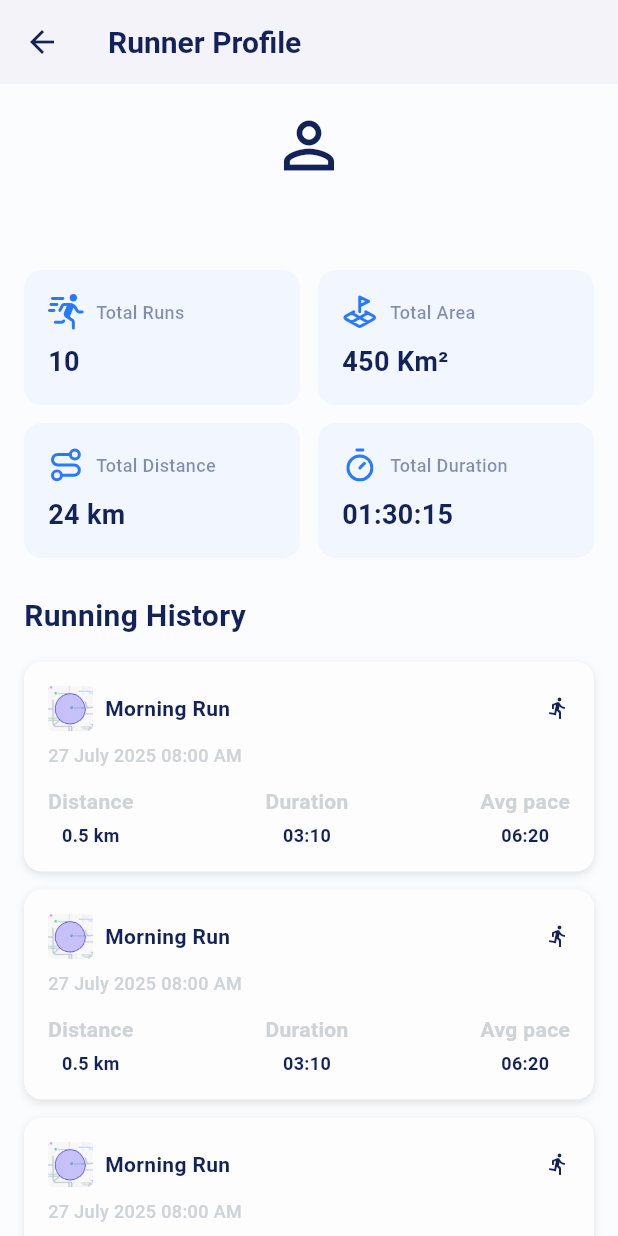
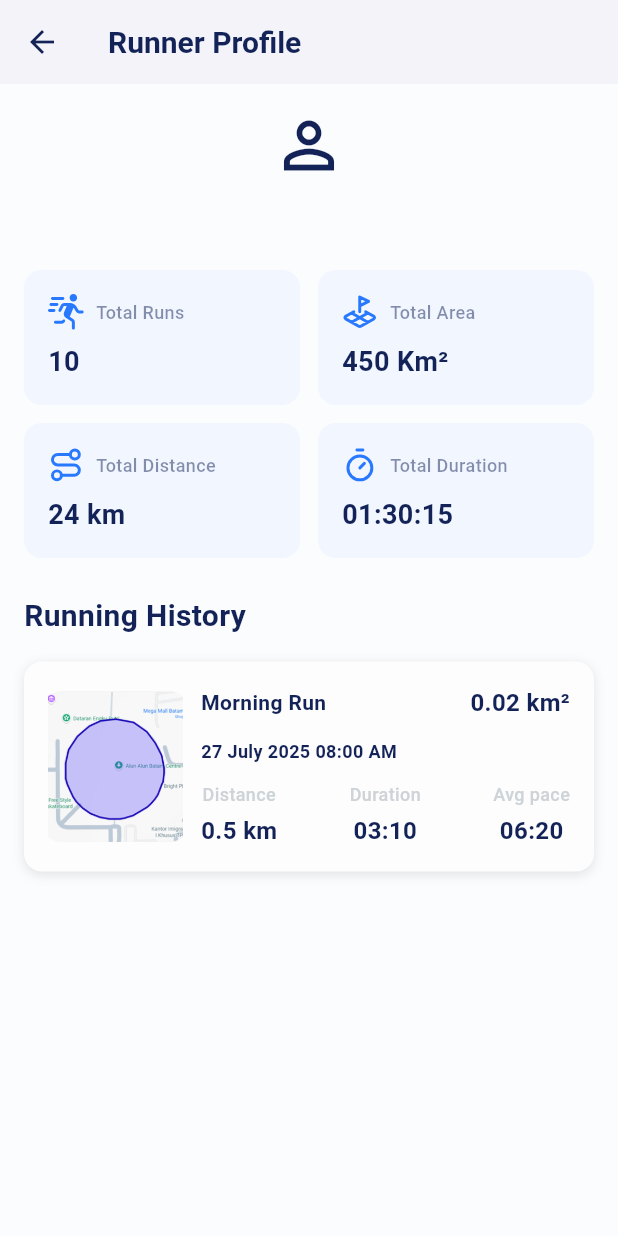
Before and after one commit to galihtra/turun, a Flutter app: the RunnerProfilePage screen opened directly with empty values, on a phone screen of 412 x 824 dp. Run offline on Flutter 3.47's test engine with Material 3 defaults, Android fonts, the phone set to English and light mode, and no system bars; our stand-ins replace flutter_dotenv, flutter_screenutil, flutter_svg, gap, google_fonts, google_maps_flutter and 2 more; accounts and stored records are empty.

Commit message:
ui finished

```diff
--- a/lib/pages/territory_leaderboard/runner_profile_page.dart
+++ b/lib/pages/territory_leaderboard/runner_profile_page.dart
@@ -40,9 +40,9 @@ class RunnerProfilePage extends StatelessWidget {
                   const Icon(
                     Icons.person_outline,
                     color: AppColors.deepBlue,
-                    size: 50, // Menggunakan nilai langsung sebagai fallback
+                    size: 50,
                   ),
-                  const SizedBox(height: 8), // Fallback untuk AppGaps.kGap8
+                  const SizedBox(height: 8),
                   Text(
                     runnerName,
                     style: AppStyles.title3SemiBold.copyWith(
@@ -52,7 +52,7 @@ class RunnerProfilePage extends StatelessWidget {
                 ],
               ),
             ),
-            const SizedBox(height: 24), // Fallback untuk AppGaps.kGap24
+            const SizedBox(height: 24),
             Row(
               children: [
                 Expanded(
@@ -62,7 +62,7 @@ class RunnerProfilePage extends StatelessWidget {
                     value: "10",
                   ),
                 ),
-                const SizedBox(width: 12), // Fallback untuk AppGaps.kGap12
+                const SizedBox(width: 12),
                 Expanded(
                   child: _buildStatCard(
                     icon: AppIcons.totalArea,
@@ -72,7 +72,7 @@ class RunnerProfilePage extends StatelessWidget {
                 ),
               ],
             ),
-            const SizedBox(height: 12), // Fallback untuk AppGaps.kGap12
+            const SizedBox(height: 12),
             Row(
               children: [
                 Expanded(
@@ -82,7 +82,7 @@ class RunnerProfilePage extends StatelessWidget {
                     value: "24 km",
                   ),
                 ),
-                const SizedBox(width: 12), // Fallback untuk AppGaps.kGap12
+                const SizedBox(width: 12),
                 Expanded(
                   child: _buildStatCard(
                     icon: AppIcons.totalDuration,
@@ -92,25 +92,20 @@ class RunnerProfilePage extends StatelessWidget {
                 ),
               ],
             ),
-            const SizedBox(height: 24), // Fallback untuk AppGaps.kGap24
+            const SizedBox(height: 24),
             Text(
               "Running History",
               style:
                   AppStyles.title2SemiBold.copyWith(color: AppColors.deepBlue),
             ),
-            const SizedBox(height: 16), // Fallback untuk AppGaps.kGap16
-            ListView.separated(
-              physics: const NeverScrollableScrollPhysics(),
-              shrinkWrap: true,
-              itemCount: 6,
-              separatorBuilder: (context, index) => const SizedBox(height: 12),
-              itemBuilder: (context, index) => _buildRunHistoryItem(
+            const SizedBox(height: 16),
+            _buildRunHistoryItem(
               title: "Morning Run",
               date: "27 July 2025 08:00 AM",
               distance: "0.5 km",
               duration: "03:10",
               avgPace: "06:20",
-              ),
+              landmarkImage: AppImages.exMapsLandmark,
             ),
           ],
         ),
@@ -136,10 +131,10 @@ class RunnerProfilePage extends StatelessWidget {
             children: [
               SvgPicture.asset(
                 icon,
-                height: 24, // Fallback untuk AppDimens.h24
-                width: 24,  // Fallback untuk AppDimens.w24
+                height: 24,
+                width: 24,
               ),
-              const SizedBox(width: 8), // Fallback untuk AppGaps.kGap8
+              const SizedBox(width: 8),
               Text(
                 title,
                 style: AppStyles.body3Medium
@@ -161,22 +156,23 @@ class RunnerProfilePage extends StatelessWidget {
   }
 
   Widget _buildRunHistoryItem({
-    String title = "Morning Run",
-    String date = "27 July 2025 08:00 AM",
-    String distance = "0.5 km",
-    String duration = "03:10",
-    String avgPace = "06:20",
-    String landmarkImage = AppImages.exMapsLandmark,
+    required String title,
+    required String date,
+    required String distance,
+    required String duration,
+    required String avgPace,
+    required String landmarkImage,
   }) {
     return Container(
-      padding: const EdgeInsets.all(16), // Fallback untuk AppPaddings.p16
+      padding: const EdgeInsets.all(16),
+      margin: const EdgeInsets.only(bottom: 16),
       decoration: BoxDecoration(
         color: AppColors.white,
-        borderRadius: BorderRadius.circular(12), // Fallback untuk AppDimens.r12
+        borderRadius: BorderRadius.circular(12),
         boxShadow: [
           BoxShadow(
             color: Colors.black.withOpacity(0.1),
-            blurRadius: 4,
+            blurRadius: 6,
             offset: const Offset(0, 2),
           ),
         ],
@@ -186,37 +182,61 @@ class RunnerProfilePage extends StatelessWidget {
         children: [
           Row(
             children: [
-              Image.asset(
+              Container(
+                height: 100,
+                width: 90,
+                decoration: BoxDecoration(
+                  borderRadius: BorderRadius.circular(8),
+                  color: Colors.grey[200],
+                ),
+                child: Image.asset(
                   landmarkImage,
-                height: 30, // Fallback untuk AppDimens.h30
-                width: 30,  // Fallback untuk AppDimens.w30
+                  fit: BoxFit.cover,
                 ),
-              const SizedBox(width: 8),
+              ),
+              AppGaps.kGap12,
               Expanded(
-                child: Text(
+                child: Column(
+                  crossAxisAlignment: CrossAxisAlignment.start,
+                  children: [
+                    Row(
+                      mainAxisAlignment: MainAxisAlignment.spaceBetween,
+                      children: [
+                        Text(
                           title,
-                  style: AppStyles.body2Medium.copyWith(
+                          style: AppStyles.body2SemiBold.copyWith(
+                            color: AppColors.deepBlue,
+                          ),
+                        ),
+                        AppGaps.kGap8,
+                        Text(
+                          "0.02 km²",
+                          style: AppStyles.body1SemiBold.copyWith(
                             color: AppColors.deepBlue,
                             fontWeight: FontWeight.bold,
                           ),
                         ),
-              ),
-              const Icon(Icons.directions_run,
-                  size: 16, color: AppColors.deepBlue),
                       ],
                     ),
-          const SizedBox(height: 8),
+                    AppGaps.kGap12,
                     Text(
                       date,
-            style: AppStyles.body3Medium.copyWith(color: AppColors.grey),
+                      style: AppStyles.body3SemiBold.copyWith(
+                        color: AppColors.deepBlue,
                       ),
-          const SizedBox(height: 12),
+                    ),
+                    AppGaps.kGap12,
                     Row(
                       mainAxisAlignment: MainAxisAlignment.spaceBetween,
                       children: [
                         _RunDetailItem(title: "Distance", value: distance),
                         _RunDetailItem(title: "Duration", value: duration),
                         _RunDetailItem(title: "Avg pace", value: avgPace),
+                      ],
+                    ),
+                  ],
+                ),
+              ),
             ],
           ),
         ],
@@ -230,10 +250,9 @@ class _RunDetailItem extends StatelessWidget {
   final String value;
 
   const _RunDetailItem({
-    Key? key,
     required this.title,
     required this.value,
-  }) : super(key: key);
+  });
 
   @override
   Widget build(BuildContext context) {
@@ -241,12 +260,14 @@ class _RunDetailItem extends StatelessWidget {
       children: [
         Text(
           title,
-          style: AppStyles.body2SemiBold.copyWith(color: AppColors.grey),
+          style: AppStyles.body3Medium.copyWith(
+            color: AppColors.grey,
           ),
-        const SizedBox(height: 4),
+        ),
+        AppGaps.kGap4,
         Text(
           value,
-          style: AppStyles.body3SemiBold.copyWith(
+          style: AppStyles.body1SemiBold.copyWith(
             color: AppColors.deepBlue,
             fontWeight: FontWeight.bold,
           ),
```
Lines whose indentation alone changed are shown as unchanged.
